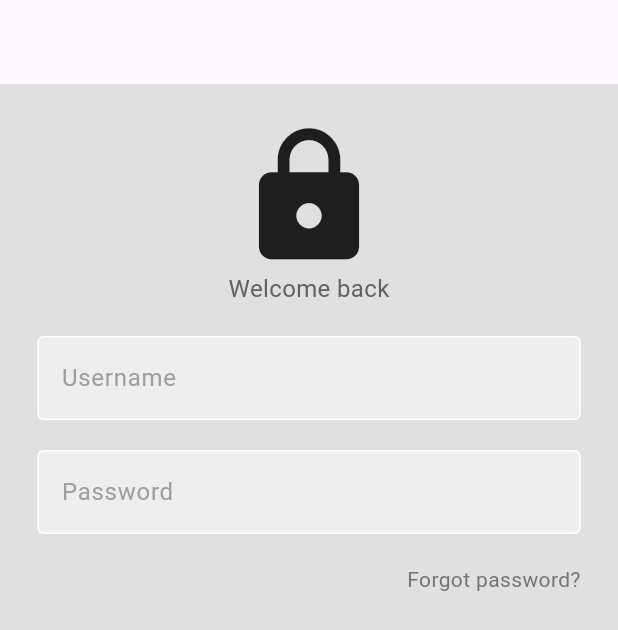
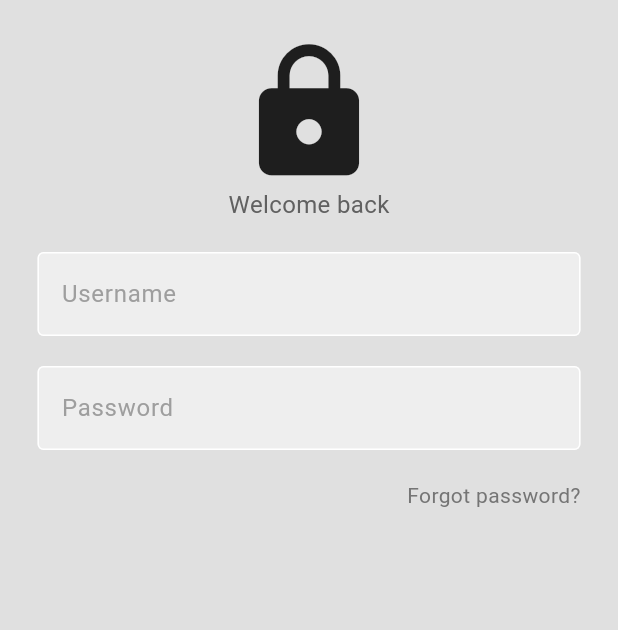
Before and after one commit to kindmemento/y-untitled, a Flutter app: the screen it shows after launch, on a phone screen of 412 x 824 dp. Shown: the top 630 px of the screen. Run offline on Flutter 3.47's test engine with Material 2 defaults, Android fonts, the phone set to English and light mode, and no system bars.

Commit message:
remove appbar from main

```diff
--- a/lib/main.dart
+++ b/lib/main.dart
@@ -26,6 +26,6 @@ class AuthScreen extends StatelessWidget {
 
   @override
   Widget build(BuildContext context) {
-    return Scaffold(appBar: AppBar(), body: LoginScreen());
+    return Scaffold(body: LoginScreen());
   }
 }
```
